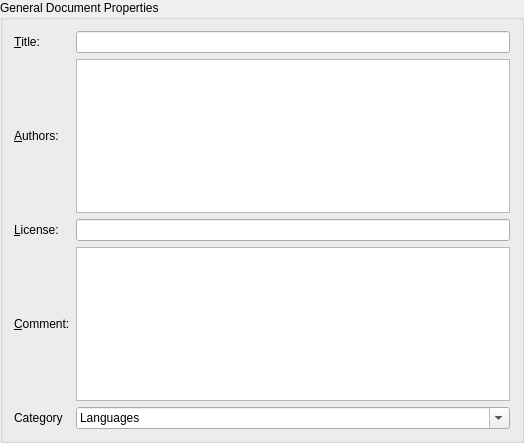
The window that kvoctrain/docprop-dialogs/TitlePageForm.ui (KDE/parley) describes before a commit, drawn with Qt 5.
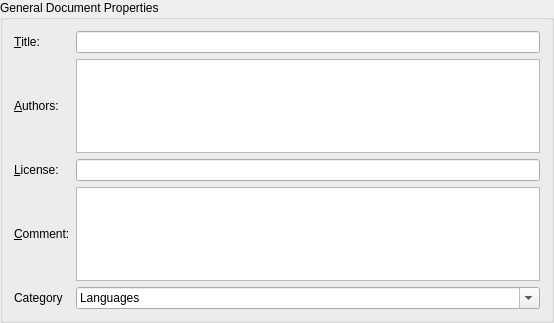
The same window after the commit.

```diff
--- a/kvoctrain/docprop-dialogs/TitlePageForm.ui
+++ b/kvoctrain/docprop-dialogs/TitlePageForm.ui
@@ -5,8 +5,8 @@
    <rect>
     <x>0</x>
     <y>0</y>
-    <width>524</width>
-    <height>443</height>
+    <width>554</width>
+    <height>323</height>
    </rect>
   </property>
   <property name="minimumSize" >
```
Left out of the diff: 26 changed lines with no effect on the pictures.
